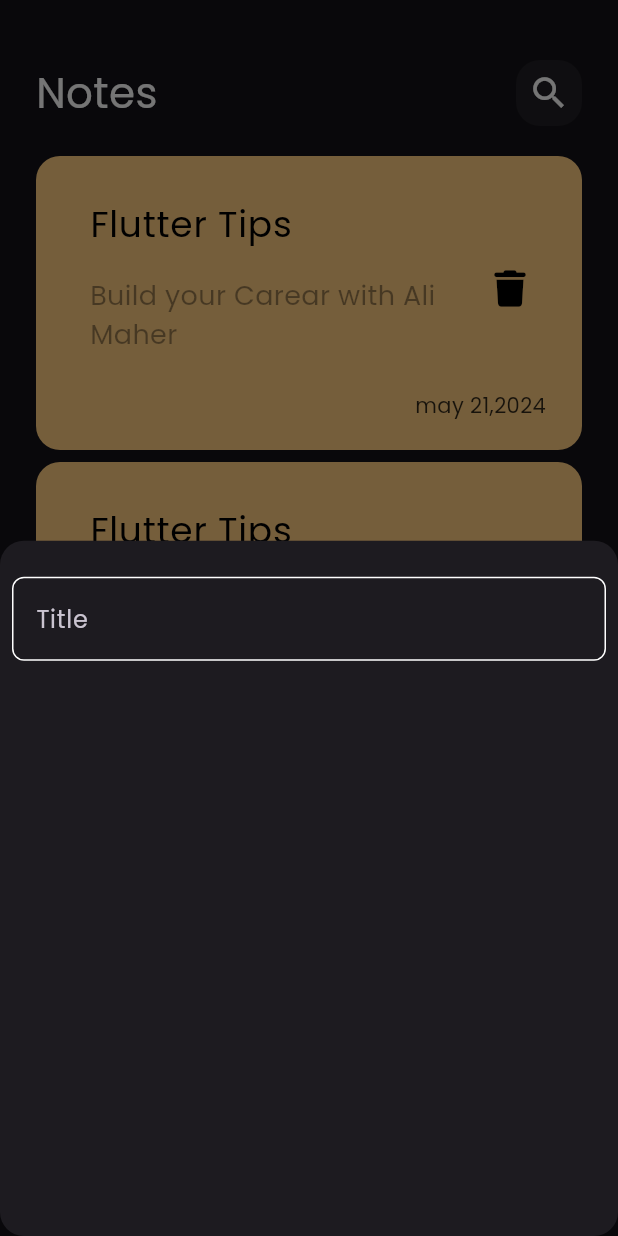
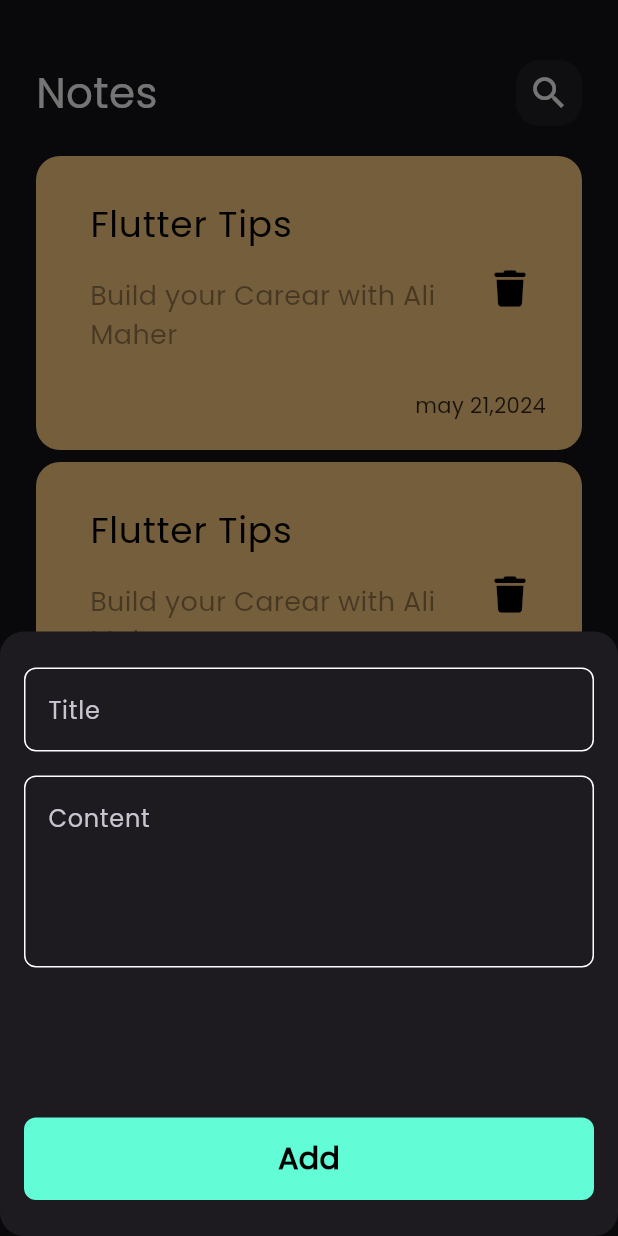
Before and after one commit to ALi-Maher-Mohamed/notes_app, a Flutter app: the screen it shows after launch, after a tap on the "add" icon, on a phone screen of 412 x 824 dp. Run offline on Flutter 3.47's test engine with Material 3 defaults, Android fonts, the phone set to English and light mode, and no system bars; our stand-ins replace font_awesome_flutter.

Commit message:
finish add note sheet

```diff
--- a/lib/views/widgets/add_note_bottom_sheet.dart
+++ b/lib/views/widgets/add_note_bottom_sheet.dart
@@ -1,36 +1,37 @@
 import 'package:flutter/material.dart';
-import 'package:note_app/views/helper/constant.dart';
+import 'package:note_app/views/widgets/custom_button.dart';
+import 'package:note_app/views/widgets/custom_text_filed.dart';
 
 class AddNoteBottomSheet extends StatelessWidget {
-  const AddNoteBottomSheet({super.key});
+  const AddNoteBottomSheet({
+    super.key,
+  });
 
   @override
   Widget build(BuildContext context) {
-    return Padding(
-      padding: const EdgeInsets.symmetric(
-        vertical: 24.0,
-        horizontal: 8,
-      ),
-      child: Column(
-        children: [
-          TextField(
-            cursorColor: kPrimaryColor,
-            decoration: InputDecoration(
-              hintText: 'Title',
-              border: BuildBorder(),
-              enabledBorder: BuildBorder(),
-              focusedBorder: BuildBorder(kPrimaryColor),
+    return const SingleChildScrollView(
+      child: Padding(
+        padding: EdgeInsets.symmetric(
+          vertical: 24.0,
+          horizontal: 16,
+        ),
+        child: Column(
+          children: [
+            CustomTextField(hint: 'Title'),
+            SizedBox(
+              height: 16,
             ),
-          )
-        ],
+            CustomTextField(
+              hint: 'Content',
+              maxLines: 4,
+            ),
+            SizedBox(
+              height: 100,
+            ),
+            CustomButton()
+          ],
+        ),
       ),
     );
   }
-
-  OutlineInputBorder BuildBorder([Color]) {
-    return OutlineInputBorder(
-      borderSide: BorderSide(color: Color ?? Colors.white),
-      borderRadius: BorderRadius.all(Radius.circular(8)),
-    );
-  }
 }
--- a/lib/views/widgets/custom_app_bar.dart
+++ b/lib/views/widgets/custom_app_bar.dart
@@ -7,7 +7,7 @@ class CustomAppBar extends StatelessWidget {
 
   @override
   Widget build(BuildContext context) {
-    return Row(
+    return const Row(
       children: [
         Text(
           'Notes',
--- /dev/null
+++ b/lib/views/widgets/custom_button.dart
@@ -0,0 +1,29 @@
+import 'package:flutter/material.dart';
+
+import '../helper/constant.dart';
+
+class CustomButton extends StatelessWidget {
+  const CustomButton({super.key});
+
+  @override
+  Widget build(BuildContext context) {
+    return Container(
+      width: MediaQuery.of(context).size.width,
+      height: 55,
+      decoration: BoxDecoration(
+        color: kPrimaryColor,
+        borderRadius: BorderRadius.circular(8),
+      ),
+      child: const Center(
+        child: Text(
+          'Add',
+          style: TextStyle(
+            fontSize: 20,
+            color: Colors.black,
+            fontWeight: FontWeight.bold,
+          ),
+        ),
+      ),
+    );
+  }
+}
--- a/lib/views/widgets/custom_search_icon.dart
+++ b/lib/views/widgets/custom_search_icon.dart
@@ -11,7 +11,7 @@ class CustomSearchIcon extends StatelessWidget {
       decoration: BoxDecoration(
           borderRadius: BorderRadius.circular(16),
           color: Colors.white.withOpacity(.05)),
-      child: Center(
+      child: const Center(
         child: Icon(
           Icons.search,
           size: 28,
--- /dev/null
+++ b/lib/views/widgets/custom_text_filed.dart
@@ -0,0 +1,28 @@
+import 'package:flutter/material.dart';
+import 'package:note_app/views/helper/constant.dart';
+
+class CustomTextField extends StatelessWidget {
+  const CustomTextField({super.key, required this.hint, this.maxLines = 1});
+  final String hint;
+  final int maxLines;
+  @override
+  Widget build(BuildContext context) {
+    return TextField(
+      maxLines: maxLines,
+      cursorColor: kPrimaryColor,
+      decoration: InputDecoration(
+        hintText: hint,
+        border: buildBorder(),
+        enabledBorder: buildBorder(),
+        focusedBorder: buildBorder(kPrimaryColor),
+      ),
+    );
+  }
+}
+
+OutlineInputBorder buildBorder([color]) {
+  return OutlineInputBorder(
+    borderSide: BorderSide(color: color ?? Colors.white),
+    borderRadius: const BorderRadius.all(Radius.circular(8)),
+  );
+}
```
